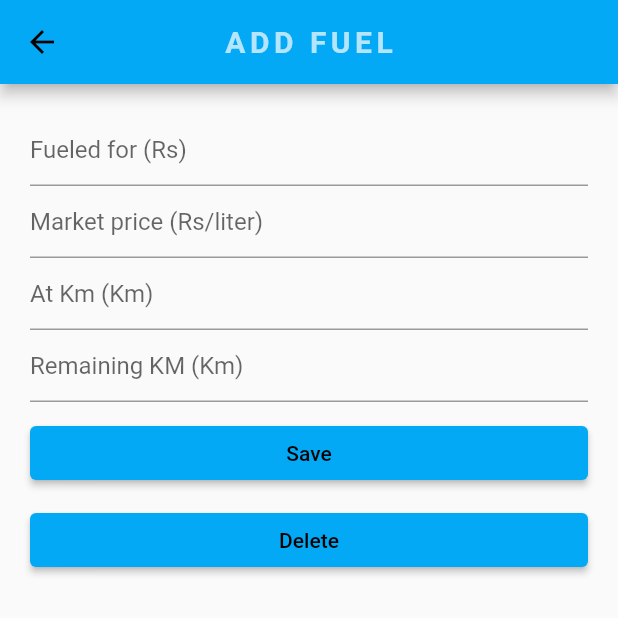
After one commit to rajathirumal/FuelTracker, a Flutter app: the AddFuelPage screen opened directly, on a phone screen of 412 x 824 dp, the top half of it. The commit adds this screen. Run offline on Flutter 3.47's test engine with Material 2 defaults, Android fonts, the phone set to English and light mode, and no system bars; our stand-ins replace cloud_firestore, firebase_auth, firebase_core, flutter_speed_dial; missing offline and left inert: dart:ffi; accounts and stored records are empty; network calls fail.

Commit message:
Add fuel done

```diff
--- a/lib/main.dart
+++ b/lib/main.dart
@@ -2,6 +2,7 @@ import 'package:firebase_auth/firebase_auth.dart';
 import 'package:firebase_core/firebase_core.dart';
 import 'package:flutter/material.dart';
 import 'package:fuel_tracker/services/authentication.dart';
+import 'package:fuel_tracker/provider/fuelService.dart';
 import 'package:fuel_tracker/src/home/home.dart';
 import 'package:fuel_tracker/src/home/login.dart';
 import 'package:provider/provider.dart';
@@ -21,6 +22,7 @@ class MyApp extends StatelessWidget {
         Provider<AuthenticationService>(
           create: (context) => AuthenticationService(FirebaseAuth.instance),
         ),
+        ChangeNotifierProvider(create: (context) => FuelProvider()),
         StreamProvider(
           create: (context) =>
               context.read<AuthenticationService>().authStateChange,
--- /dev/null
+++ b/lib/models/fuel.dart
@@ -0,0 +1,83 @@
+import 'dart:convert';
+
+class FuelData {
+  final String fuelID;
+  final double fueledForPrice;
+  final double marketpricePerLiter;
+  final double atKm;
+  final double remainingKM;
+  FuelData({
+    required this.fuelID,
+    required this.fueledForPrice,
+    required this.marketpricePerLiter,
+    required this.atKm,
+    required this.remainingKM,
+  });
+
+  FuelData copyWith({
+    String? fuelID,
+    double? fueledForPrice,
+    double? marketpricePerLiter,
+    double? atKm,
+    double? remainingKM,
+  }) {
+    return FuelData(
+      fuelID: fuelID ?? this.fuelID,
+      fueledForPrice: fueledForPrice ?? this.fueledForPrice,
+      marketpricePerLiter: marketpricePerLiter ?? this.marketpricePerLiter,
+      atKm: atKm ?? this.atKm,
+      remainingKM: remainingKM ?? this.remainingKM,
+    );
+  }
+
+  Map<String, dynamic> toMap() {
+    return {
+      'fuelID': fuelID,
+      'fueledForPrice': fueledForPrice,
+      'marketpricePerLiter': marketpricePerLiter,
+      'atKm': atKm,
+      'remainingKM': remainingKM,
+    };
+  }
+
+  factory FuelData.fromMap(Map<String, dynamic> map) {
+    return FuelData(
+      fuelID: map['fuelID'] ?? '',
+      fueledForPrice: map['fueledForPrice']?.toDouble() ?? 0.0,
+      marketpricePerLiter: map['marketpricePerLiter']?.toDouble() ?? 0.0,
+      atKm: map['atKm']?.toDouble() ?? 0.0,
+      remainingKM: map['remainingKM']?.toDouble() ?? 0.0,
+    );
+  }
+
+  String toJson() => json.encode(toMap());
+
+  factory FuelData.fromJson(String source) =>
+      FuelData.fromMap(json.decode(source));
+
+  @override
+  String toString() {
+    return 'FuelData(fuelID: $fuelID, fueledForPrice: $fueledForPrice, marketpricePerLiter: $marketpricePerLiter, atKm: $atKm, remainingKM: $remainingKM)';
+  }
+
+  @override
+  bool operator ==(Object other) {
+    if (identical(this, other)) return true;
+
+    return other is FuelData &&
+        other.fuelID == fuelID &&
+        other.fueledForPrice == fueledForPrice &&
+        other.marketpricePerLiter == marketpricePerLiter &&
+        other.atKm == atKm &&
+        other.remainingKM == remainingKM;
+  }
+
+  @override
+  int get hashCode {
+    return fuelID.hashCode ^
+        fueledForPrice.hashCode ^
+        marketpricePerLiter.hashCode ^
+        atKm.hashCode ^
+        remainingKM.hashCode;
+  }
+}
--- /dev/null
+++ b/lib/provider/fuelService.dart
@@ -0,0 +1,52 @@
+import 'package:flutter/material.dart';
+import 'package:fuel_tracker/models/fuel.dart';
+import 'package:fuel_tracker/services/firebaseServices.dart';
+import 'package:uuid/uuid.dart';
+
+class FuelProvider with ChangeNotifier {
+  final _fireSS = FireStoreService();
+  String _fuelID = "";
+  double _fueledForPrice = 0.0;
+  double _marketpricePerLiter = 0.0;
+  double _atKm = 0.0;
+  double _remainingKM = 0.0;
+  var uuid = Uuid();
+
+  double get fueledForPrice => _fueledForPrice;
+  double get marketPrice => _marketpricePerLiter;
+  double get atKm => _atKm;
+  double get remainingKm => _remainingKM;
+
+  changeFuelForPrice(String value) {
+    _fueledForPrice = double.parse(value);
+    notifyListeners();
+  }
+
+  changemarketPrice(String value) {
+    _marketpricePerLiter = double.parse(value);
+    notifyListeners();
+  }
+
+  changeAtKm(String value) {
+    _atKm = double.parse(value);
+    notifyListeners();
+  }
+
+  changeRemainingKm(String value) {
+    _remainingKM = double.parse(value);
+    notifyListeners();
+  }
+
+  saveFuelToFireStore() {
+    var fuel = FuelData(
+      fuelID: uuid.v4(),
+      fueledForPrice: _fueledForPrice,
+      marketpricePerLiter: _marketpricePerLiter,
+      atKm: _atKm,
+      remainingKM: _remainingKM,
+    );
+    _fireSS.saveFuelToFirestore(fuel);
+  }
+
+  removeFuelFromFireStore() {}
+}
--- /dev/null
+++ b/lib/services/firebaseServices.dart
@@ -0,0 +1,10 @@
+import 'package:cloud_firestore/cloud_firestore.dart';
+import 'package:fuel_tracker/models/fuel.dart';
+
+class FireStoreService {
+  FirebaseFirestore db = FirebaseFirestore.instance;
+
+  Future<void> saveFuelToFirestore(FuelData fuelData) {
+    return db.collection("fuels").doc(fuelData.fuelID).set(fuelData.toMap());
+  }
+}
--- /dev/null
+++ b/lib/src/pages/add_fuel_page.dart
@@ -0,0 +1,68 @@
+import 'package:fuel_tracker/provider/fuelService.dart';
+import 'package:flutter/material.dart';
+import 'package:provider/provider.dart';
+
+class AddFuelPage extends StatefulWidget {
+  const AddFuelPage({Key? key}) : super(key: key);
+
+  @override
+  State<AddFuelPage> createState() => _AddFuelPageState();
+}
+
+class _AddFuelPageState extends State<AddFuelPage> {
+  @override
+  Widget build(BuildContext context) {
+    final fuelProvider = Provider.of<FuelProvider>(context);
+    return Scaffold(
+      appBar: AppBar(
+        title: const Text(
+          "ADD FUEL",
+          style: TextStyle(
+            color: Colors.white70,
+            fontWeight: FontWeight.bold,
+            letterSpacing: 3,
+          ),
+        ),
+        centerTitle: true,
+      ),
+      body: Padding(
+        padding: const EdgeInsets.all(20.0),
+        child: ListView(
+          children: <Widget>[
+            TextField(
+              decoration: InputDecoration(hintText: "Fueled for (Rs)"),
+              keyboardType: TextInputType.number,
+              onChanged: (value) => fuelProvider.changeFuelForPrice(value),
+            ),
+            TextField(
+              decoration: InputDecoration(hintText: "Market price (Rs/liter)"),
+              keyboardType: TextInputType.number,
+              onChanged: (value) => fuelProvider.changemarketPrice(value),
+            ),
+            TextField(
+              decoration: InputDecoration(hintText: "At Km (Km)"),
+              keyboardType: TextInputType.number,
+              onChanged: (value) => fuelProvider.changeAtKm(value),
+            ),
+            TextField(
+              decoration: InputDecoration(hintText: "Remaining KM (Km)"),
+              keyboardType: TextInputType.number,
+              onChanged: (value) => fuelProvider.changeRemainingKm(value),
+            ),
+            const SizedBox(height: 10),
+            ElevatedButton(
+                onPressed: () {
+                  fuelProvider.saveFuelToFireStore();
+                  Navigator.pop(context);
+                },
+                child: const Text("Save")),
+            const SizedBox(height: 10),
+            ElevatedButton(
+                onPressed: () => fuelProvider.removeFuelFromFireStore(),
+                child: const Text("Delete")),
+          ],
+        ),
+      ),
+    );
+  }
+}
--- a/pubspec.yaml
+++ b/pubspec.yaml
@@ -38,6 +38,8 @@ dependencies:
   firebase_auth: ^3.3.10
   provider: ^6.0.2
   flutter_speed_dial: ^5.0.0+1
+  cloud_firestore: ^3.1.10
+  uuid: ^3.0.6
 
 dev_dependencies:
   flutter_test:
```
Also changed, not shown: lib/src/home/home.dart (+14 -11 lines), pubspec.lock, 2 other files.
